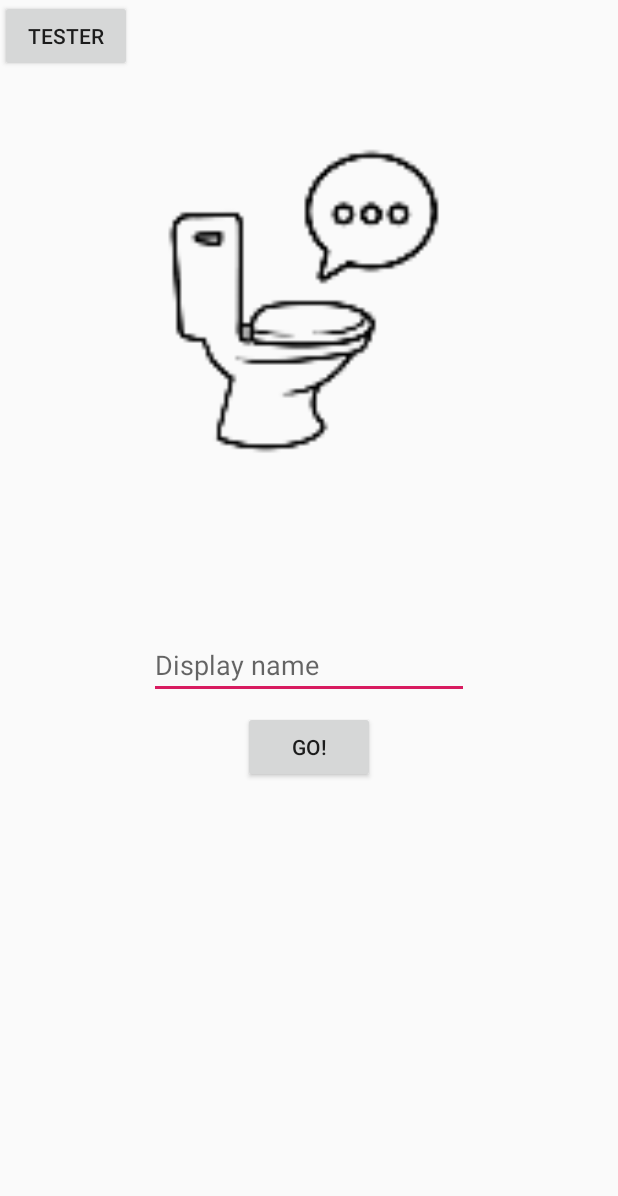
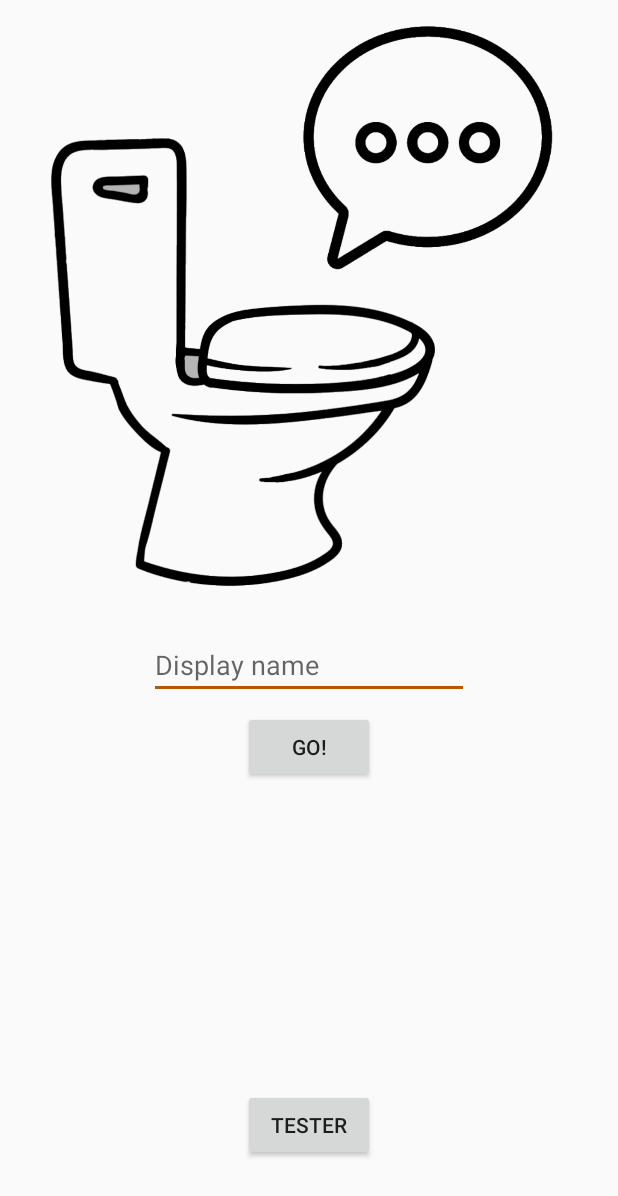
Before and after one commit to josheey3/ChitShat, an Android app: the screen it shows after launch (MainActivity), on a phone screen of 412 x 824 dp. Shown: the top 1196 px of the screen. Run offline under Robolectric (Android 15) with nearby library versions, the phone set to English and light mode, and no system bars.

Commit message:
V0.0.3 - Upated icon & colours
+ Added HD app icon
~ Updated main activity image to HD
~ Updated colours to be even more brown!

```diff
--- a/app/src/main/res/layout/activity_main.xml
+++ b/app/src/main/res/layout/activity_main.xml
@@ -15,7 +15,7 @@
         app:layout_constraintEnd_toEndOf="parent"
         app:layout_constraintStart_toStartOf="parent"
         app:layout_constraintTop_toTopOf="parent"
-        app:srcCompat="@mipmap/ic_launcher_foreground" />
+        app:srcCompat="@drawable/icon" />
 
     <EditText
         android:id="@+id/editText"
@@ -47,7 +47,11 @@
         android:id="@+id/btn_open_chat"
         android:layout_width="wrap_content"
         android:layout_height="wrap_content"
+        android:layout_marginStart="24dp"
+        android:layout_marginEnd="24dp"
+        android:layout_marginBottom="50dp"
         android:text="Tester"
-        tools:layout_editor_absoluteX="166dp"
-        tools:layout_editor_absoluteY="506dp" />
+        app:layout_constraintBottom_toBottomOf="parent"
+        app:layout_constraintEnd_toEndOf="parent"
+        app:layout_constraintStart_toStartOf="parent" />
 </android.support.constraint.ConstraintLayout>
--- a/app/src/main/res/values/colors.xml
+++ b/app/src/main/res/values/colors.xml
@@ -2,5 +2,5 @@
 <resources>
     <color name="colorPrimary">#cc9900</color>
     <color name="colorPrimaryDark">#663300</color>
-    <color name="colorAccent">#D81B60</color>
+    <color name="colorAccent">#b35900</color>
 </resources>
```
Also changed, not shown: app/src/main/res/drawable-v24/icon.png (added).
